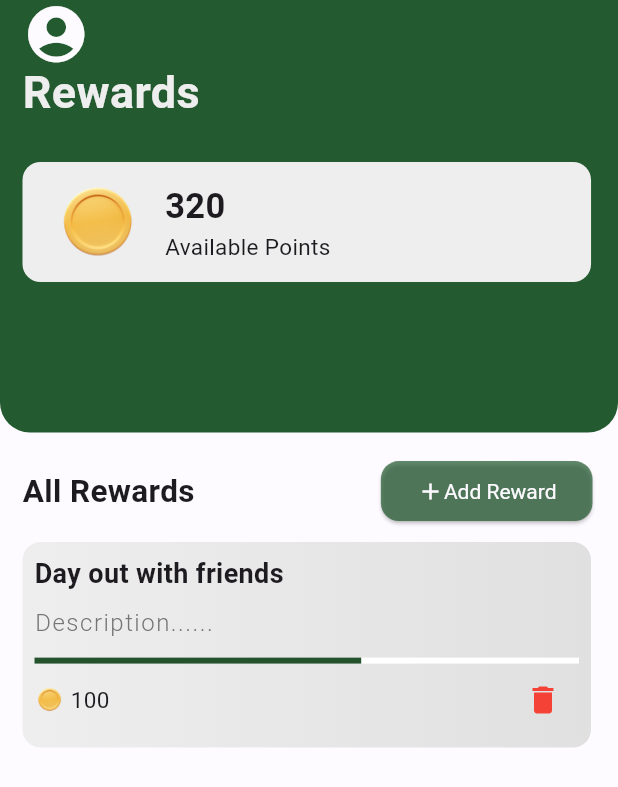
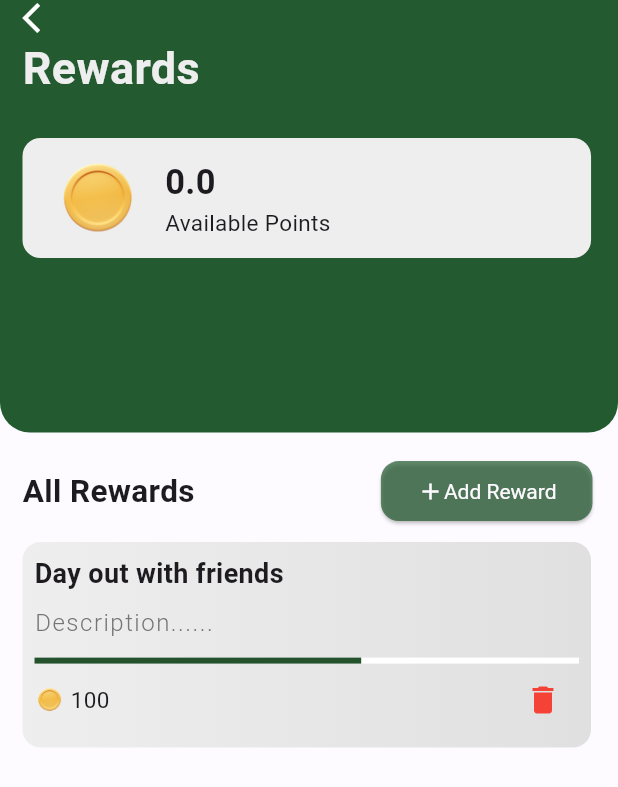
Before and after one commit to OmarElmanzalawy/todo, a Flutter app: the RewardsScreen screen opened by its route, on a phone screen of 412 x 824 dp. Shown: the top 787 px of the screen. Run offline on Flutter 3.47's test engine with Material 3 defaults, Android fonts, the phone set to English and light mode, and no system bars; our stand-ins replace auto_size_text, cached_network_image, cloud_firestore, dots_indicator, dotted_border, firebase_auth and 9 more; missing offline and left inert: animated_reorderable_list; accounts and stored records are empty; generated files the repository leaves out were written again.

Commit message:
created provider to track coin balance for the user

```diff
--- a/lib/Providers/profile_pic_url_provider.dart
+++ b/lib/Providers/profile_pic_url_provider.dart
@@ -11,7 +11,7 @@ class ProfilePicUrlNotifier extends StateNotifier<String?> {
 
   Future<void> fetchProfilePicture()async{
   final DocumentSnapshot docRef = await FirebaseFirestore.instance.collection('users').doc(FirebaseAuth.instance.currentUser!.uid).get();
-   state = docRef.get('profilephoto');
+   state = docRef.get('profilephoto') ;
 }
 
 
--- a/lib/constants/app_icons.dart
+++ b/lib/constants/app_icons.dart
@@ -9,5 +9,6 @@ class AppIcons{
   static const IconData tick = Icons.check;
   static const IconData delete = Icons.delete;
   static const IconData alarm = Icons.alarm;
+  static const IconData home = Icons.house;
   static Image currency = Image.asset('assets/icons/currency.png',fit: BoxFit.cover,);
 }
--- a/lib/main.dart
+++ b/lib/main.dart
@@ -15,7 +15,7 @@ void main() async{
 
   //TODO: ADD A GLOBAL CLASS WHERE EVERY CLASS GETS INITIALIZED
   await StartupService.init();
-  //await FirebaseAuth.instance.signOut(); //FOR DEBUGING ONLY
+  await FirebaseAuth.instance.signOut(); //FOR DEBUGING ONLY
   runApp(ProviderScope(child: const MainApp()));
 }
 
--- a/lib/screens/rewards_screen.dart
+++ b/lib/screens/rewards_screen.dart
@@ -1,5 +1,6 @@
 import 'package:flutter/material.dart';
 import 'package:flutter_riverpod/flutter_riverpod.dart';
+import 'package:todo/Providers/coin_provider.dart';
 import 'package:todo/Providers/profile_pic_url_provider.dart';
 import 'package:todo/constants/app_colors.dart';
 import 'package:todo/constants/app_constants.dart';
@@ -31,21 +32,9 @@ class RewardsScreen extends ConsumerWidget {
                   crossAxisAlignment: CrossAxisAlignment.start,
                   children: [
                 SafeArea(
-                  child: profileUrl != null ? Container(
-
-                  width: 50,
-                  height: 50,
-                  decoration: BoxDecoration(
-                    image: DecorationImage(image: NetworkImage(profileUrl),fit: BoxFit.cover),
-                    shape: BoxShape.circle
-                  ),
-                                            ) :  CircleAvatar(
-                  backgroundColor: Colors.transparent,
-                  child:
-                   Icon(Icons.account_circle,
-                      size: 45, color: AppColors.primaryText)
-
-                  ),
+                  child: GestureDetector(
+                    onTap: () => Navigator.pop(context),
+                    child: Icon(Icons.arrow_back_ios,color: Colors.white,)),
                 ),
                 Text('Rewards',style: TextStyle(fontSize: 30,color: AppColors.primaryWhiteCard,fontWeight: FontWeight.bold),),
                 SizedBox(height: 25,),
@@ -69,7 +58,11 @@ class RewardsScreen extends ConsumerWidget {
                           mainAxisAlignment: MainAxisAlignment.center,
                           crossAxisAlignment: CrossAxisAlignment.start,
                           children: [
-                            Text('320',style: TextStyle(fontSize: 23,fontWeight: FontWeight.bold),),
+                            Consumer(builder: (context,ref,_){
+                              final double coins = ref.watch(coinsProvider);
+                              return Text(coins.toString(),style: TextStyle(fontSize: 23,fontWeight: FontWeight.bold),
+                              );
+                            }),
                             Text('Available Points',style: TextStyle(fontSize: 15,fontWeight: FontWeight.w400),),
                           ],
                         )
--- a/lib/widgets/reward/reward_card.dart
+++ b/lib/widgets/reward/reward_card.dart
@@ -1,15 +1,17 @@
 import 'package:flutter/material.dart';
+import 'package:flutter_riverpod/flutter_riverpod.dart';
+import 'package:todo/Providers/coin_provider.dart';
 import 'package:todo/constants/app_colors.dart';
 import 'package:todo/constants/app_constants.dart';
 import 'package:todo/service/dialogue_service.dart';
 import 'package:todo/service/init_getit.dart';
 import 'package:todo/widgets/frosted.dart';
 
-class RewardCard extends StatelessWidget {
+class RewardCard extends ConsumerWidget {
   const RewardCard({super.key});
 
   @override
-  Widget build(BuildContext context) {
+  Widget build(BuildContext context,WidgetRef ref) {
     final size = MediaQuery.sizeOf(context);
     return InkWell(
       onTap: (){
@@ -20,6 +22,7 @@ class RewardCard extends StatelessWidget {
             TextButton(onPressed: (){
 
               //TODO: Redeem reward functionality
+              ref.read(coinsProvider.notifier).taskReward();
 
               Navigator.pop(context);
               }, child: Text('Ok'))
```
Also changed, not shown: lib/Providers/coin_provider.dart (added, +13 -0 lines), lib/models/task_model.dart (+8 -0 lines), lib/models/user_model.dart (+10 -3 lines), lib/screens/dashboard.dart (+49 -25 lines), 2 other files.
